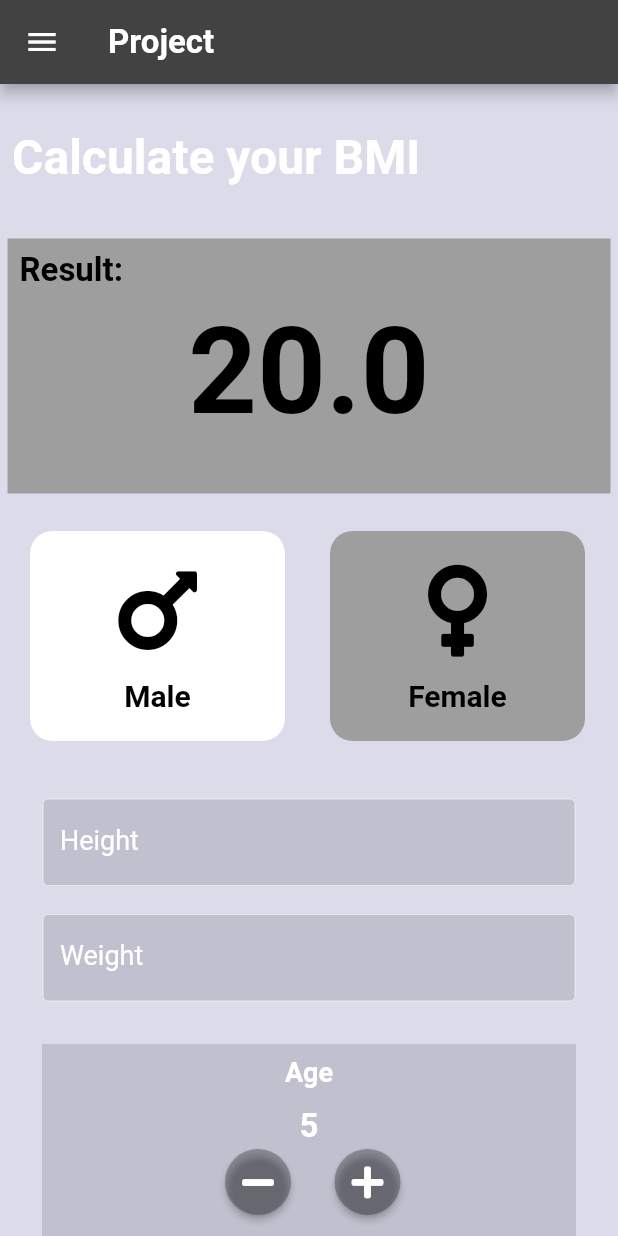
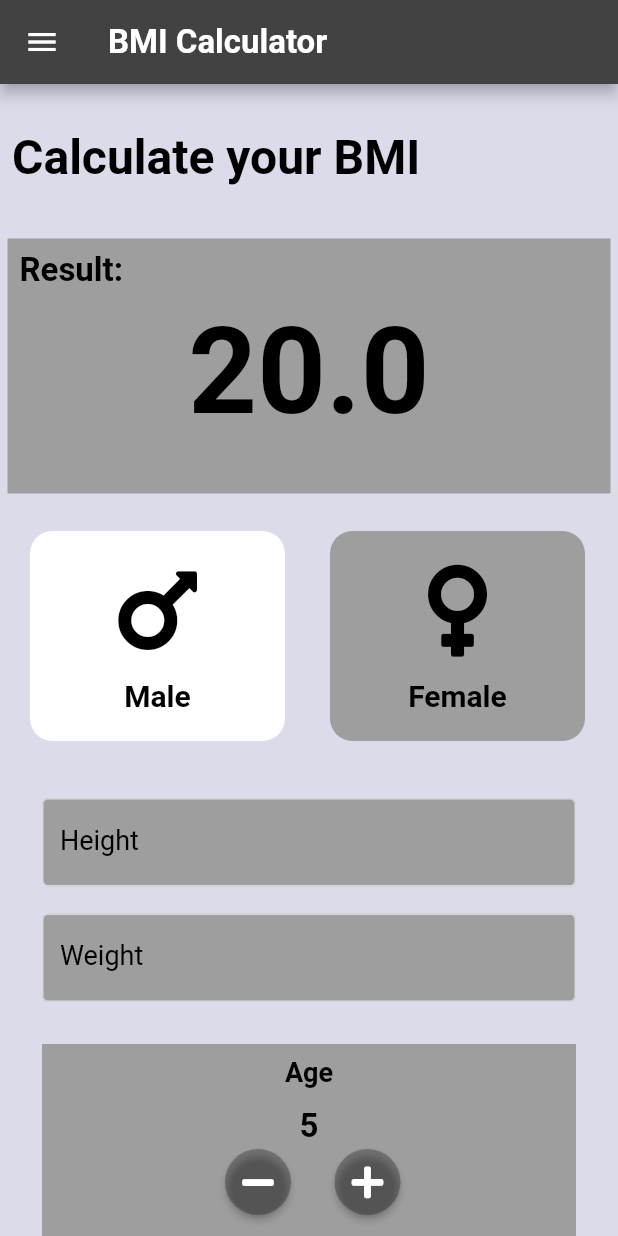
Before and after one commit to saipreethi14/flutterfitness22, a Flutter app: the bmi screen opened directly, on a phone screen of 412 x 824 dp. Run offline on Flutter 3.47's test engine with Material 2 defaults, Android fonts, the light colour scheme and no system bars; our stand-ins replace chewie, firebase_database, font_awesome_flutter, video_player; accounts and stored records are empty.

Commit message:
appbar and colors edited in bmi

```diff
--- a/lib/bmi.dart
+++ b/lib/bmi.dart
@@ -37,7 +37,7 @@ class _bmiState extends State<bmi> {
     return Scaffold(
         appBar: AppBar(
           leading: Icon(Icons.menu),
-          title: Text('Project', style: TextStyle(
+          title: Text('BMI Calculator', style: TextStyle(
             fontSize: 22,
             fontWeight: FontWeight.bold,
             color: Colors.white,
@@ -51,7 +51,7 @@ class _bmiState extends State<bmi> {
                 child: Text('Calculate your BMI', style: TextStyle(
                   fontSize: 32,
                   fontWeight: FontWeight.bold,
-                  color: Colors.white,
+                  color: Colors.black,
                 ),),
               ),
               Padding(
@@ -143,14 +143,14 @@ class _bmiState extends State<bmi> {
                   obscureText: false,
                   decoration: InputDecoration(
                     filled: true,
-                    fillColor: Colors.black12,
+                    fillColor: Colors.grey,
                     focusedBorder: OutlineInputBorder(
                       borderSide: BorderSide(color: Colors.white, width: 5.0),
                     ),
                     border: OutlineInputBorder(),
                     labelText: 'Height',
                     labelStyle: TextStyle(
-                      color: Colors.white,
+                      color: Colors.black,
                       fontSize: 18,
                     ),
                     hintText: 'Enter your height',
@@ -167,14 +167,14 @@ class _bmiState extends State<bmi> {
                   obscureText: false,
                   decoration: InputDecoration(
                     filled: true,
-                    fillColor: Colors.black12,
+                    fillColor: Colors.grey,
                     focusedBorder: OutlineInputBorder(
                       borderSide: BorderSide(color: Colors.white, width: 5.0),
                     ),
                     border: OutlineInputBorder(),
                     labelText: 'Weight',
                     labelStyle: TextStyle(
-                      color: Colors.white,
+                      color: Colors.black,
                       fontSize: 18,
                     ),
                     hintText: 'Enter your weight',
@@ -186,7 +186,7 @@ class _bmiState extends State<bmi> {
                 child: Container(
                   height: 130,
                   width: double.infinity,
-                  color: Colors.black12,
+                  color: Colors.grey,
                   child: Column(
                     children: <Widget>[
                       Center(
@@ -195,7 +195,7 @@ class _bmiState extends State<bmi> {
                           child: Text('Age', style: TextStyle(
                             fontSize: 18,
                             fontWeight: FontWeight.bold,
-                            color: Colors.white,
+                            color: Colors.black,
                           ),),
                         ),
                       ),
@@ -204,7 +204,7 @@ class _bmiState extends State<bmi> {
                         child: Text(age.toString(), style: TextStyle(
                           fontSize: 22,
                           fontWeight: FontWeight.bold,
-                          color: Colors.white,
+                          color: Colors.black,
                         ),),
                       ),
                       Padding(
@@ -259,7 +259,7 @@ class _bmiState extends State<bmi> {
                       fixedSize: Size.fromWidth(400),
                       primary: Colors.black,
                       onSurface: Colors.red,
-                      backgroundColor: Colors.white,
+                      backgroundColor: Colors.grey,
                     ),
                   ),
                 ),
```
